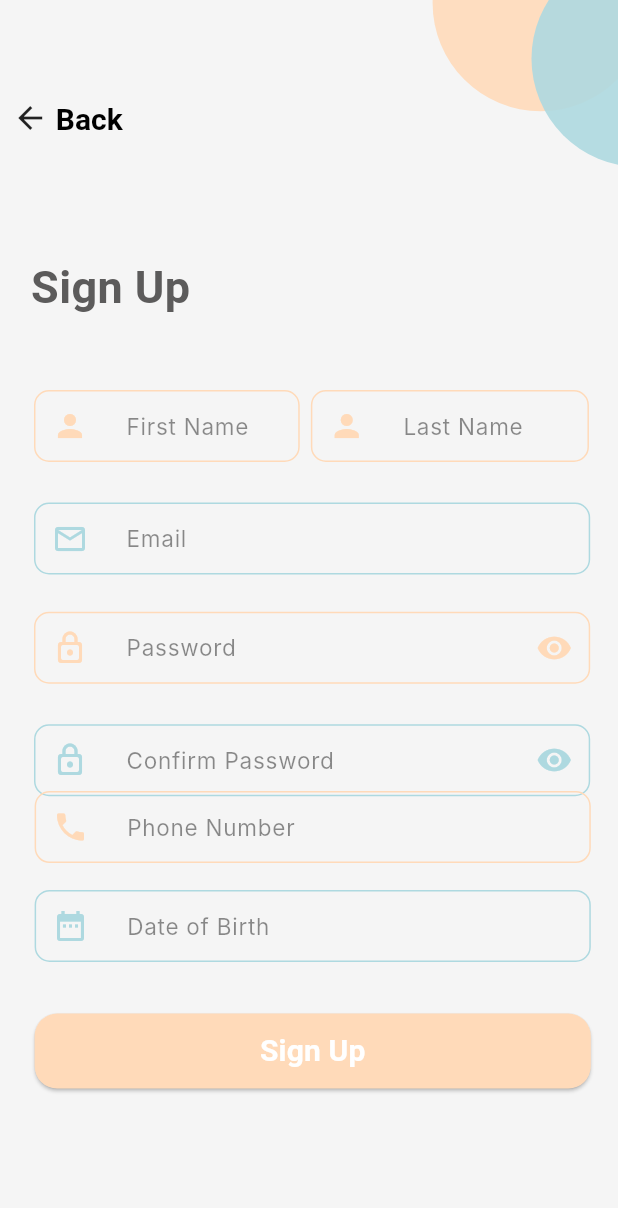
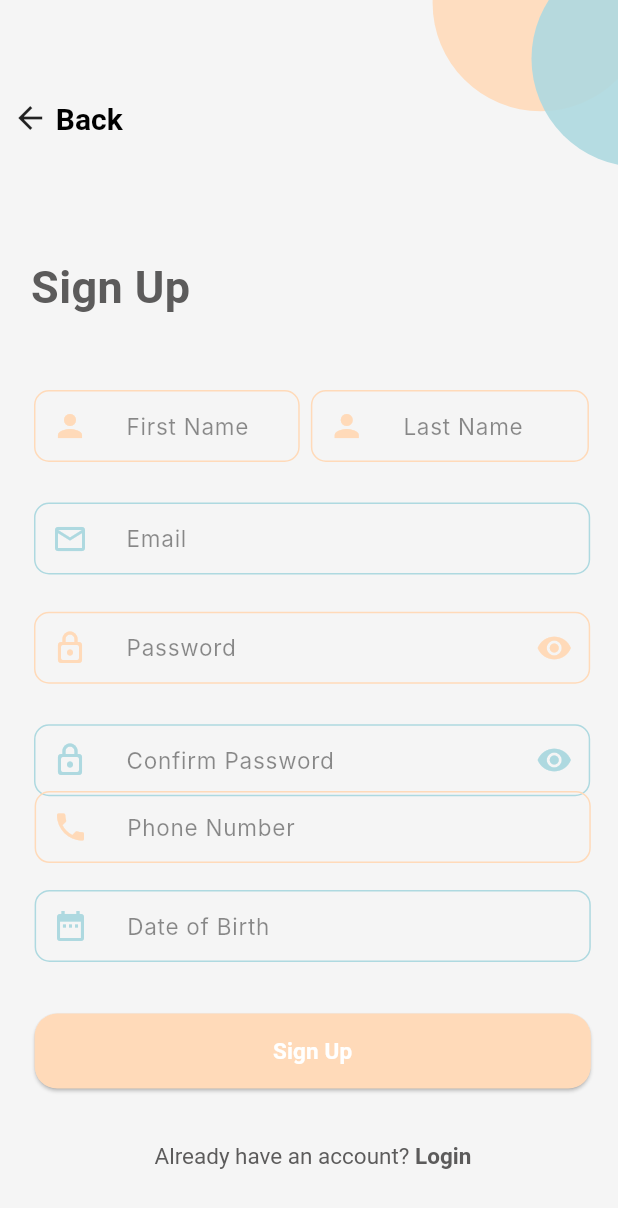
Before and after one commit to Y-Elsayed/Offers2day, a Flutter app: the SignUpPage screen opened by its route, after a tap on the "remove red eye" icon, on a phone screen of 412 x 824 dp. Shown: the top 1208 px of the screen. Run offline on Flutter 3.47's test engine with Material 3 defaults, Android fonts, the phone set to English and light mode, and no system bars; our stand-ins replace gap; Roboto replaces fonts that are missing (Intel, Inter).

Commit message:
Update signup_page.dart
- Fixed the 'Sign Up' button
- Fixed the date picker
- Added 'Already have an account? *login*' text with functionality

ToDo:
- Change the color/appearance of the date picker popup

```diff
--- a/lib/pages/signup_page.dart
+++ b/lib/pages/signup_page.dart
@@ -19,10 +19,28 @@ class _SignUpPageState extends State<SignUpPage> {
       TextEditingController();
   final TextEditingController _phonenumberController = TextEditingController();
   final TextEditingController _dateofbirthController = TextEditingController();
+  DateTime _dateTime = DateTime.now();
 
   bool _obscureValue = true;
 
-  void _updateobscurevalue() {
+  void _showDataPicker() async {
+    await showDatePicker(
+            context: context,
+            initialDate: _dateTime,
+            firstDate: DateTime(1900),
+            lastDate: DateTime.now())
+        .then((value) {
+      if (value != null) {
+        setState(() {
+          _dateTime = value;
+          _dateofbirthController.text =
+              "${_dateTime.day}/${_dateTime.month}/${_dateTime.year}";
+        });
+      }
+    });
+  }
+
+  void _updateObscureValue() {
     setState(() {
       if (_obscureValue) {
         _obscureValue = false;
@@ -233,7 +251,7 @@ class _SignUpPageState extends State<SignUpPage> {
                     ),
                     IconButton(
                       onPressed: () {
-                        _updateobscurevalue();
+                        _updateObscureValue();
                       },
                       icon: const Icon(
                         Icons.remove_red_eye,
@@ -271,7 +289,7 @@ class _SignUpPageState extends State<SignUpPage> {
                     ),
                     IconButton(
                       onPressed: () {
-                        _updateobscurevalue();
+                        _updateObscureValue();
                       },
                       icon: const Icon(
                         Icons.remove_red_eye,
@@ -312,9 +330,10 @@ class _SignUpPageState extends State<SignUpPage> {
                 width: screenSize.width * 0.9,
                 height: screenSize.height * 0.07,
                 child: TextField(
+                    readOnly: true,
+                    onTap: _showDataPicker,
                     controller: _dateofbirthController,
                     keyboardType: TextInputType.datetime,
-                    inputFormatters: [FilteringTextInputFormatter.digitsOnly],
                     decoration: InputDecoration(
                         prefixIcon: const Icon(Icons.date_range,
                             color: Color.fromRGBO(174, 217, 224, 1)),
@@ -349,9 +368,36 @@ class _SignUpPageState extends State<SignUpPage> {
                     textAlign: TextAlign.center,
                     style: TextStyle(
                         color: Colors.white,
-                        fontSize: 20,
+                        fontSize: 15,
                         fontFamily: 'Intel',
                         fontWeight: FontWeight.bold)),
+              )),
+          Positioned(
+              top: screenSize.height * 0.925,
+              left: screenSize.width * 0.25,
+              child: RichText(
+                text: TextSpan(
+                  text: "Already have an account? ",
+                  style: const TextStyle(
+                    color: Color.fromARGB(255, 92, 91, 91),
+                    fontSize: 15,
+                  ),
+                  children: <TextSpan>[
+                    TextSpan(
+                      text: 'Login',
+                      style: const TextStyle(
+                        fontSize: 15,
+                        fontWeight: FontWeight.bold,
+                        color: Color.fromARGB(255, 92, 91, 91),
+                      ),
+                      recognizer: TapGestureRecognizer()
+                        ..onTap = () {
+                          // Handle button click
+                          Navigator.pop(context);
+                        },
+                    ),
+                  ],
+                ),
               ))
         ],
       ),
```
